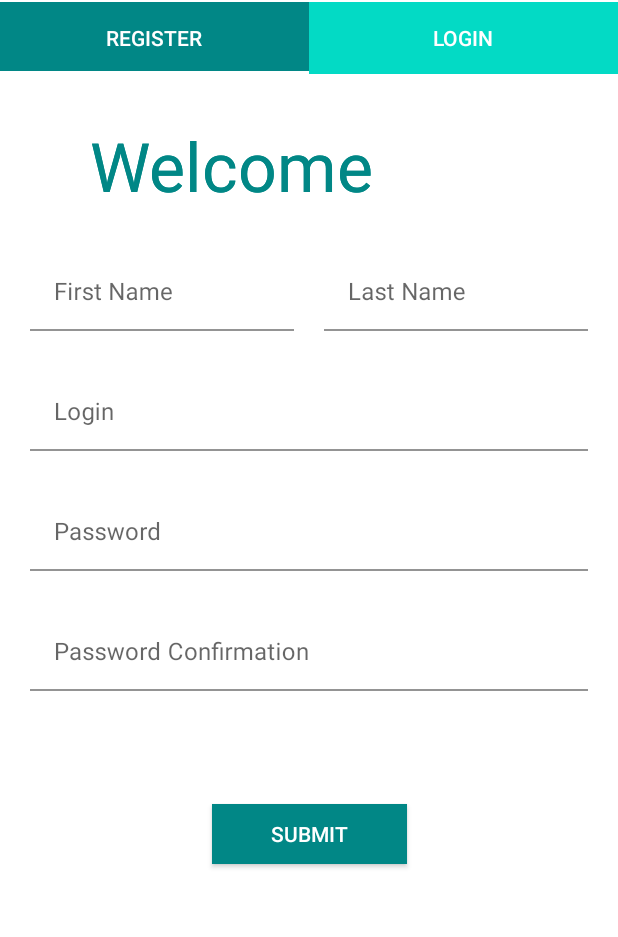
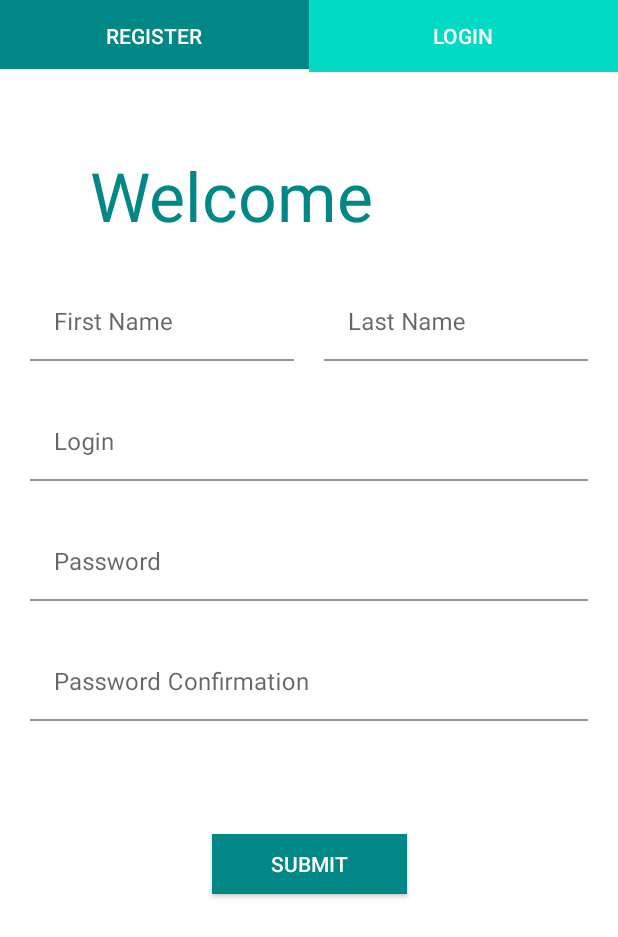
Before and after one commit to Slava0271/AndroidInternshipPart3, an Android app: the screen it shows after launch (MainActivity), on a phone screen of 412 x 824 dp. Shown: the top 937 px of the screen. Run offline under Robolectric (Android 15) with nearby library versions, the phone set to English and light mode, and no system bars; our stand-ins replace Room's generated code, data binding; libraries missing offline, so code that uses them is left out: androidx.databinding.library; 1 statement that could not run was skipped.

Commit message:
fix part of navigation

```diff
--- a/app/src/main/java/com/example/androidinternshippart3/register/RegisterFragment.kt
+++ b/app/src/main/java/com/example/androidinternshippart3/register/RegisterFragment.kt
@@ -14,7 +14,10 @@ import androidx.navigation.fragment.findNavController
 import com.example.androidinternshippart3.R
 import com.example.androidinternshippart3.database.DataBase
 import com.example.androidinternshippart3.databinding.FragmentRegisterBinding
+import com.example.androidinternshippart3.login.LoginFragment
+import com.google.android.material.tabs.TabLayout
 import kotlinx.android.synthetic.main.activity_main.*
+import kotlinx.android.synthetic.main.fragment_register.*
 
 class RegisterFragment : Fragment() {
 
@@ -51,11 +54,29 @@ class RegisterFragment : Fragment() {
         binding.lifecycleOwner = viewLifecycleOwner
         binding.registerModel = registerViewModel
 
-        registerViewModel.navigationEvent.observe(viewLifecycleOwner, ::navigate)
+        //registerViewModel.navigationEvent.observe(viewLifecycleOwner, ::navigate)
 
 
 
         return binding.root
+    }
+
+    private fun tabListener(){
+        tabLayout1.addOnTabSelectedListener(object : TabLayout.OnTabSelectedListener {
+
+            override fun onTabSelected(tab: TabLayout.Tab?) {
+                when (tab!!.position) {
+                    1 -> findNavController().navigate(R.id.loginFragment)
+                 //   0 -> changeFragment(fragmentRegister)
+                }
+            }
+
+            override fun onTabReselected(tab: TabLayout.Tab?) {
+            }
+
+            override fun onTabUnselected(tab: TabLayout.Tab?) {
+            }
+        })
     }
 
     private fun navigate(direction: NavDirections) {
@@ -69,6 +90,8 @@ class RegisterFragment : Fragment() {
     override fun onActivityCreated(savedInstanceState: Bundle?) {
         super.onActivityCreated(savedInstanceState)
         hideOtherFragments()
+        tabListener()
+
     }
 
 }
--- a/app/src/main/res/layout/activity_main.xml
+++ b/app/src/main/res/layout/activity_main.xml
@@ -6,30 +6,6 @@
     android:layout_height="match_parent"
     tools:context=".MainActivity">
 
-    <com.google.android.material.tabs.TabLayout
-        android:id="@+id/tabLayout"
-        android:layout_width="match_parent"
-        android:layout_height="wrap_content"
-        app:layout_constraintBottom_toTopOf="@+id/fragment"
-        app:layout_constraintEnd_toEndOf="parent"
-        style="@style/Base.Widget.Design.TabLayout"
-        app:layout_constraintStart_toStartOf="parent"
-        app:layout_constraintTop_toTopOf="parent">
-
-        <com.google.android.material.tabs.TabItem
-            android:id="@+id/firstItem"
-            android:layout_width="wrap_content"
-            android:layout_height="wrap_content"
-            android:text="@string/register" />
-
-        <com.google.android.material.tabs.TabItem
-            android:id="@+id/secondItem"
-            android:layout_width="wrap_content"
-            android:layout_height="wrap_content"
-            android:text="@string/login" />
-
-
-    </com.google.android.material.tabs.TabLayout>
 
     <androidx.viewpager2.widget.ViewPager2
         android:id="@+id/pager"
@@ -47,7 +23,6 @@
         android:name="androidx.navigation.fragment.NavHostFragment"
         android:layout_width="match_parent"
         android:layout_height="match_parent"
-        android:layout_marginTop="50dp"
         app:defaultNavHost="true"
         app:layout_constraintBottom_toBottomOf="parent"
         app:layout_constraintEnd_toEndOf="parent"
--- a/app/src/main/res/layout/fragment_register.xml
+++ b/app/src/main/res/layout/fragment_register.xml
@@ -19,18 +19,28 @@
         android:layout_width="match_parent"
         android:layout_height="match_parent"
         tools:context=".register.RegisterFragment">
+        <com.google.android.material.tabs.TabLayout
+            android:id="@+id/tabLayout1"
+            android:layout_width="match_parent"
+            android:layout_height="wrap_content"
+            app:layout_constraintEnd_toEndOf="parent"
+            style="@style/Base.Widget.Design.TabLayout"
+            app:layout_constraintStart_toStartOf="parent"
+            app:layout_constraintTop_toTopOf="parent">
 
-        <androidx.appcompat.widget.AppCompatTextView
-            android:id="@+id/textViewWelcome"
-            android:layout_width="wrap_content"
-            android:layout_height="wrap_content"
-            android:layout_marginStart="60dp"
-            android:textColor="@color/teal_700"
-            android:layout_marginTop="30dp"
-            android:text="@string/welcome"
-            android:textSize="@dimen/text_size"
-            app:layout_constraintStart_toStartOf="parent"
-            app:layout_constraintTop_toTopOf="parent" />
+            <com.google.android.material.tabs.TabItem
+                android:id="@+id/firstItem"
+                android:layout_width="wrap_content"
+                android:layout_height="wrap_content"
+                android:text="@string/register" />
+
+            <com.google.android.material.tabs.TabItem
+                android:id="@+id/secondItem"
+                android:layout_width="wrap_content"
+                android:layout_height="wrap_content"
+                android:text="@string/login" />
+
+        </com.google.android.material.tabs.TabLayout>
 
 
         <androidx.appcompat.widget.AppCompatTextView
@@ -38,9 +48,9 @@
             android:layout_width="wrap_content"
             android:layout_height="wrap_content"
             android:layout_marginStart="60dp"
+            android:layout_marginTop="100dp"
+            android:text="@string/welcome"
             android:textColor="@color/teal_700"
-            android:layout_marginTop="30dp"
-            android:text="@string/welcome"
             android:textSize="@dimen/text_size"
             app:layout_constraintStart_toStartOf="parent"
             app:layout_constraintTop_toTopOf="parent" />
--- a/app/src/main/res/navigation/nav_graph.xml
+++ b/app/src/main/res/navigation/nav_graph.xml
@@ -63,6 +63,10 @@
         <action
             android:id="@+id/action_adminFragment_to_loginFragment"
             app:destination="@id/loginFragment" />
+        <argument
+            android:name="sendArg"
+            app:argType="integer"
+            android:defaultValue="0" />
     </fragment>
     <fragment
         android:id="@+id/adminsUsers"
@@ -85,7 +89,12 @@
         android:id="@+id/adminTests"
         android:name="com.example.androidinternshippart3.admin.tests.AdminTests"
         android:label="fragment_admin_tests"
-        tools:layout="@layout/fragment_admin_tests" />
+        tools:layout="@layout/fragment_admin_tests" >
+        <argument
+            android:name="sendArg"
+            app:argType="integer"
+            android:defaultValue="0" />
+    </fragment>
     <fragment
         android:id="@+id/userFragment"
         android:name="com.example.androidinternshippart3.user.UserFragment"
```
Also changed, not shown: app/src/main/java/com/example/androidinternshippart3/MainActivity.kt (+0 -16 lines), app/src/main/java/com/example/androidinternshippart3/admin/AdminFragment.kt (+2 -16 lines), app/src/main/java/com/example/androidinternshippart3/admin/AdminViewModel.kt (+14 -28 lines), app/src/main/java/com/example/androidinternshippart3/admin/tests/AdminTests.kt (+3 -1 lines), app/src/main/java/com/example/androidinternshippart3/login/LoginFragment.kt (+24 -8 lines), app/src/main/res/layout/fragment_login.xml (+24 -1 lines).
